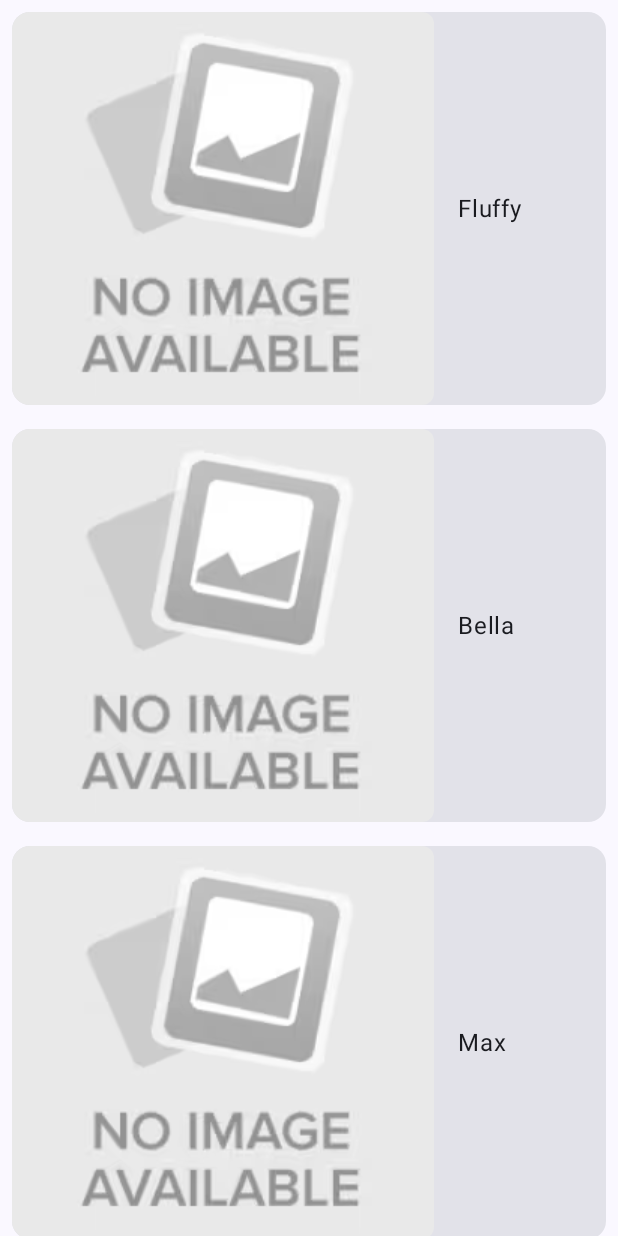
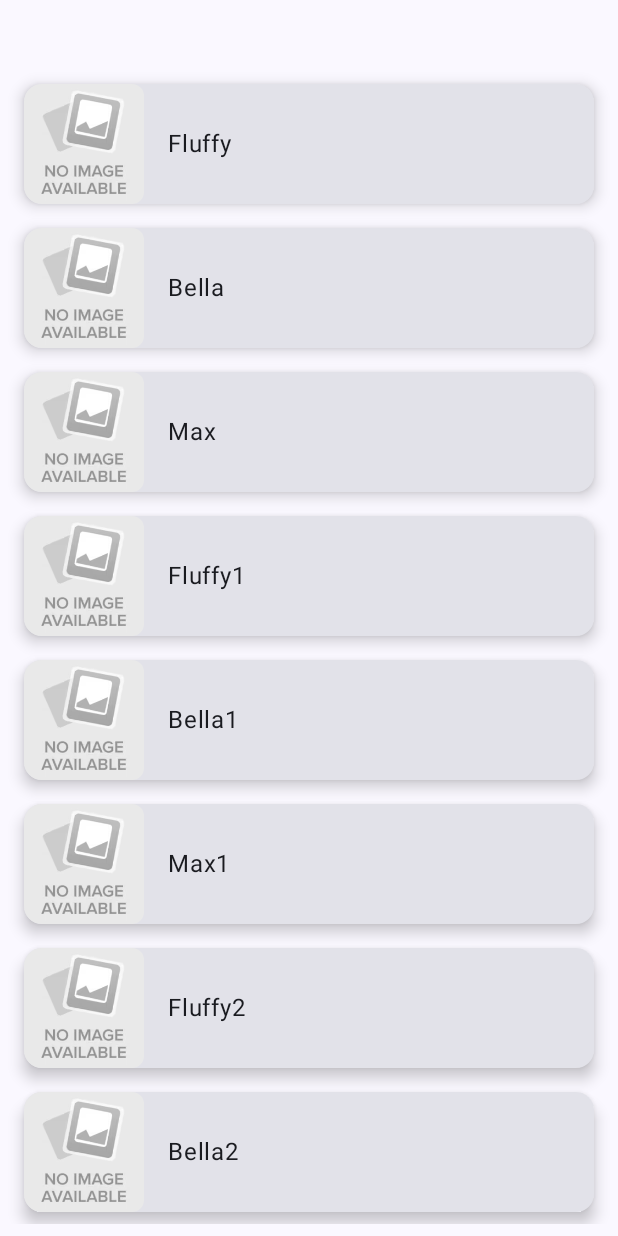
Before and after one commit to Christinepeng/FancyComposePetFinder, an Android app built with Jetpack Compose: the screen it shows after launch (MainActivity), on a phone screen of 412 x 824 dp. Run offline under Robolectric (Android 15) with nearby library versions, the phone set to English and light mode, and no system bars.

Commit message:
fix: add `size` import and switch to `CardDefaults.cardElevation` in PetListScreen

```diff
--- a/app/src/main/java/com/example/fancycomposepetfinder/MainActivity.kt
+++ b/app/src/main/java/com/example/fancycomposepetfinder/MainActivity.kt
@@ -25,6 +25,12 @@ class MainActivity : ComponentActivity() {
                     Pet("Fluffy"),
                     Pet("Bella"),
                     Pet("Max"),
+                    Pet("Fluffy1"),
+                    Pet("Bella1"),
+                    Pet("Max1"),
+                    Pet("Fluffy2"),
+                    Pet("Bella2"),
+                    Pet("Max2"),
                 )
                 Scaffold(modifier = Modifier.fillMaxSize()) { innerPadding ->
                     PetListScreen(pets = samplePets, Modifier.padding(innerPadding)                    )
--- a/app/src/main/java/com/example/fancycomposepetfinder/ui/PetListScreen.kt
+++ b/app/src/main/java/com/example/fancycomposepetfinder/ui/PetListScreen.kt
@@ -18,13 +18,16 @@ import coil3.compose.AsyncImage
 import com.example.fancycomposepetfinder.data.model.Pet
 import androidx.compose.foundation.layout.Spacer
 import androidx.compose.foundation.layout.width
+import androidx.compose.material3.CardDefaults
 import androidx.compose.ui.Alignment
 import androidx.compose.ui.res.painterResource
 import com.example.fancycomposepetfinder.R
+import androidx.compose.foundation.layout.size
+
 
 @Composable
 fun PetListScreen(pets: List<Pet>, padding: Modifier) {
-    LazyColumn {
+    LazyColumn(modifier = Modifier.padding(8.dp, 48.dp, 8.dp, 8.dp)) {
         items(pets) { pet ->
             PetListItem(pet)
         }
@@ -37,7 +40,7 @@ fun PetListItem(pet: Pet) {
         modifier = Modifier
             .padding(8.dp)
             .fillMaxWidth(),
-//        elevation = 2.dp
+        elevation = CardDefaults. cardElevation(6.dp)
     ) {
         Row(
             verticalAlignment = Alignment.CenterVertically
@@ -47,7 +50,7 @@ fun PetListItem(pet: Pet) {
 //                model = pet.imageUrl,
                 contentDescription = pet.name,
                 modifier = Modifier
-//                    .size(80.dp)
+                    .size(80.dp)
                     .clip(RoundedCornerShape(8.dp)),
                 placeholder = painterResource(R.drawable.loading_spinner),
                 error = painterResource(R.drawable.error_image),
@@ -57,7 +60,6 @@ fun PetListItem(pet: Pet) {
             Text(
                 text = pet.name,
                 style = MaterialTheme.typography.bodyLarge,
-//                style = MaterialTheme.typography.body1,
                 modifier = Modifier.padding(8.dp)
             )
         }
```
